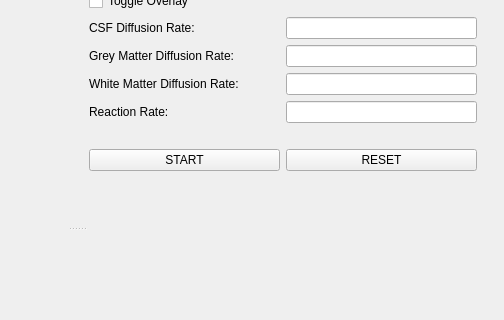
Old version of the form UI_Design_File/newMainWindow.ui in the repository patliao/SYSC4907-Glioma-Growth-Visualization; both pictures show x 350 to 854 and y 177 to 497 of the 854 by 641 pixel window.
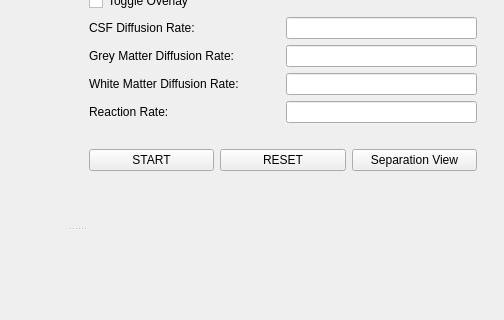
New version of the form.

```diff
--- a/UI_Design_File/newMainWindow.ui
+++ b/UI_Design_File/newMainWindow.ui
@@ -457,6 +457,13 @@
                   </property>
                  </widget>
                 </item>
+                <item>
+                 <widget class="QPushButton" name="separate_button">
+                  <property name="text">
+                   <string>Separation View</string>
+                  </property>
+                 </widget>
+                </item>
                </layout>
               </item>
              </layout>
```
